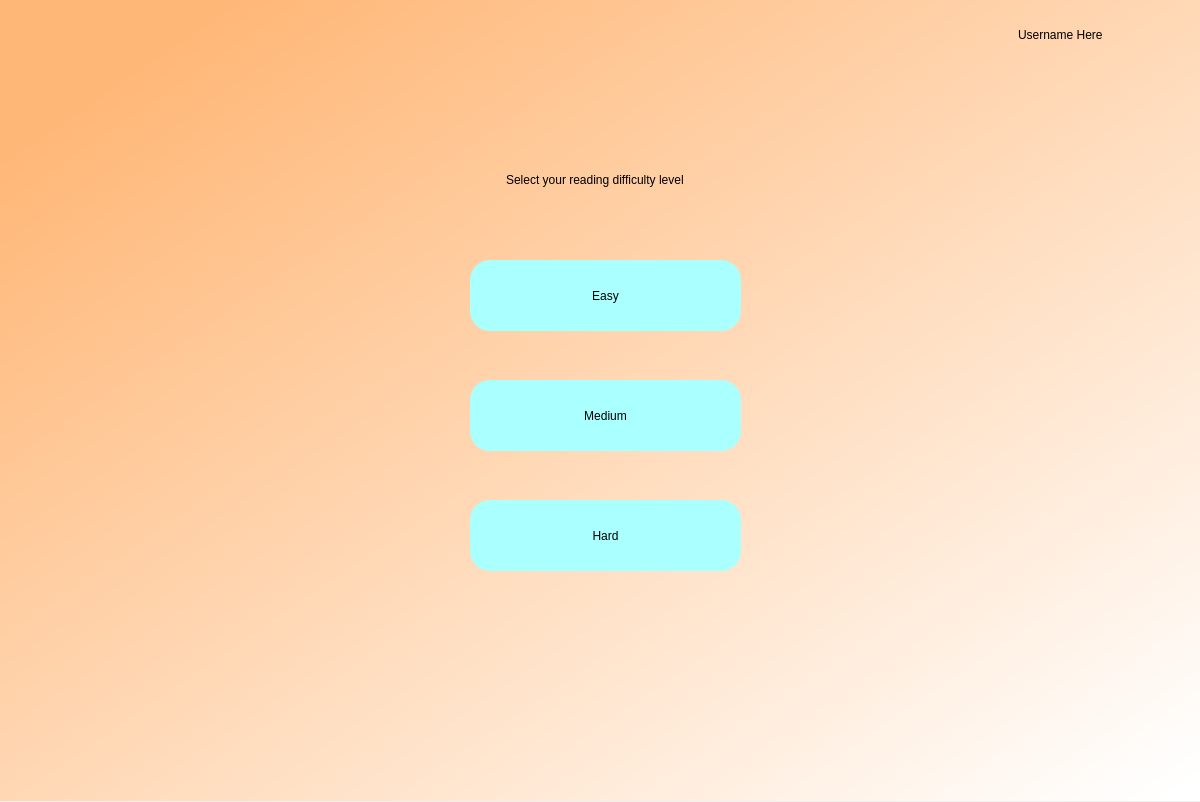
Before: the Qt Designer form difficultyselection.ui in cnTalon/READ, drawn with Qt 5.
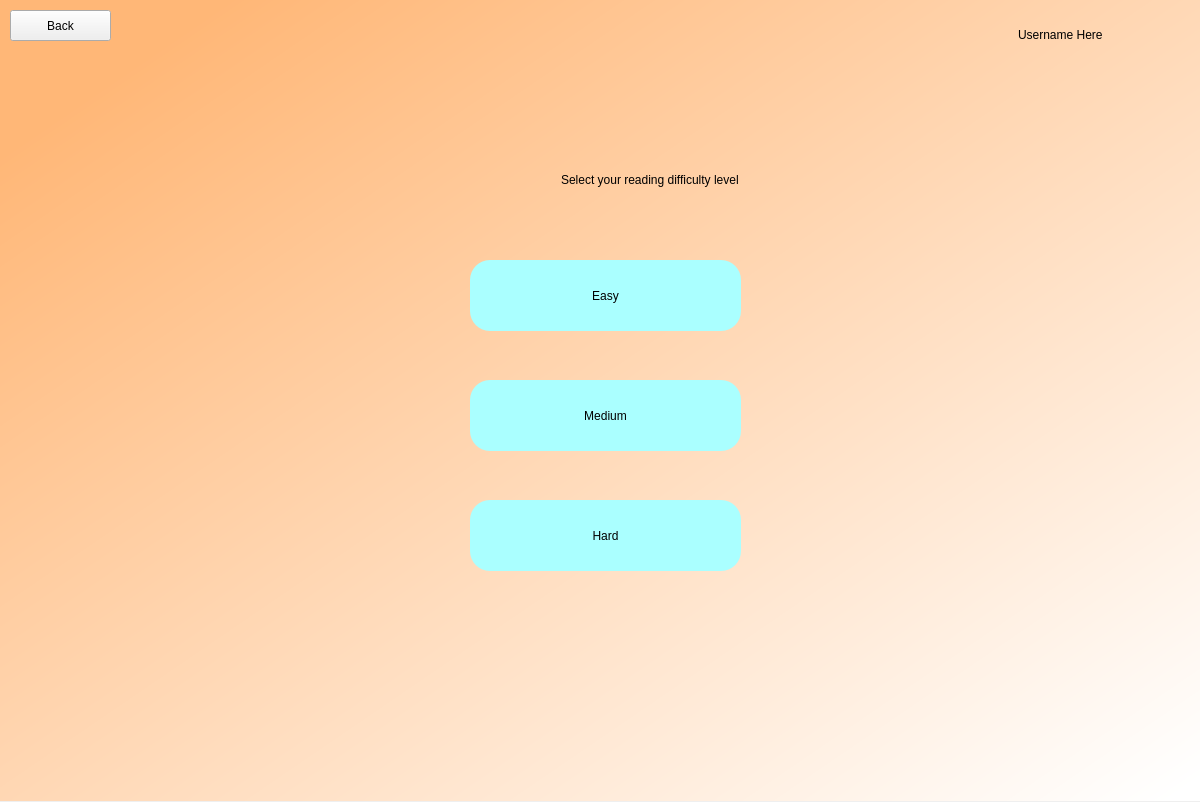
After: the same form once the commit is applied.

Commit message: working back button

```diff
--- a/difficultyselection.ui
+++ b/difficultyselection.ui
@@ -101,7 +101,7 @@
      <rect>
       <x>220</x>
       <y>140</y>
-      <width>751</width>
+      <width>860</width>
       <height>80</height>
      </rect>
     </property>
@@ -140,6 +140,22 @@
      </item>
     </layout>
    </widget>
+   <widget class="QPushButton" name="backButton">
+    <property name="geometry">
+     <rect>
+      <x>10</x>
+      <y>10</y>
+      <width>101</width>
+      <height>31</height>
+     </rect>
+    </property>
+    <property name="styleSheet">
+     <string notr="true">font: 12pt &quot;DengXian&quot;;</string>
+    </property>
+    <property name="text">
+     <string>Back</string>
+    </property>
+   </widget>
   </widget>
  </widget>
  <resources/>
```
The commit also changes 7 other files.
